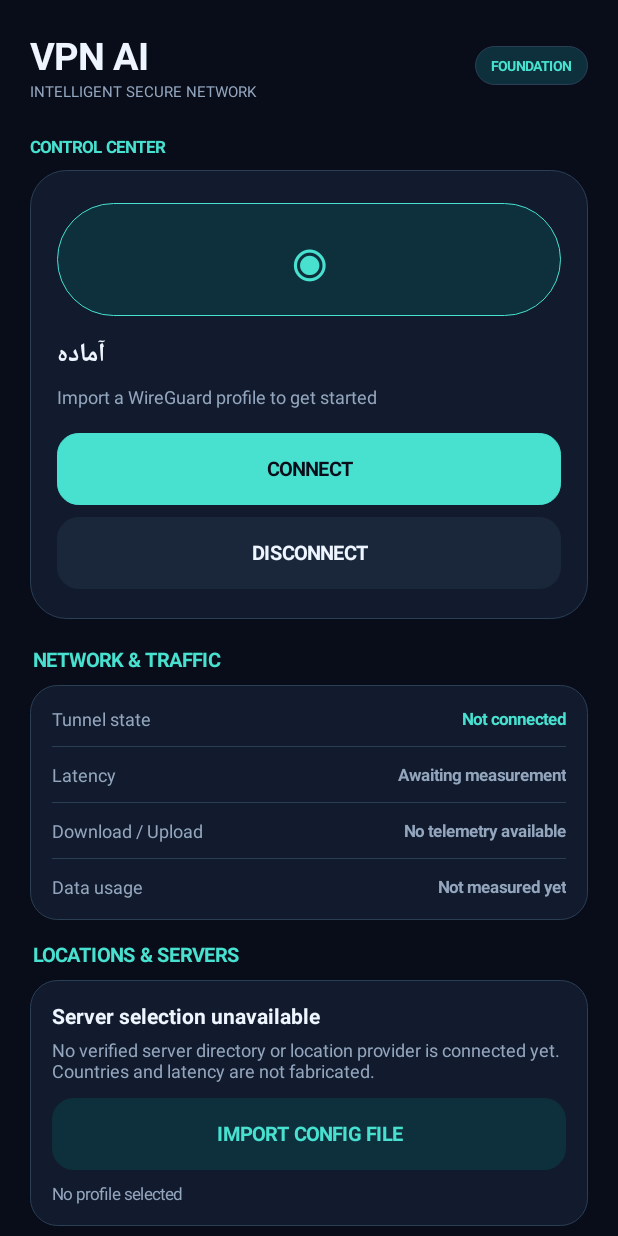
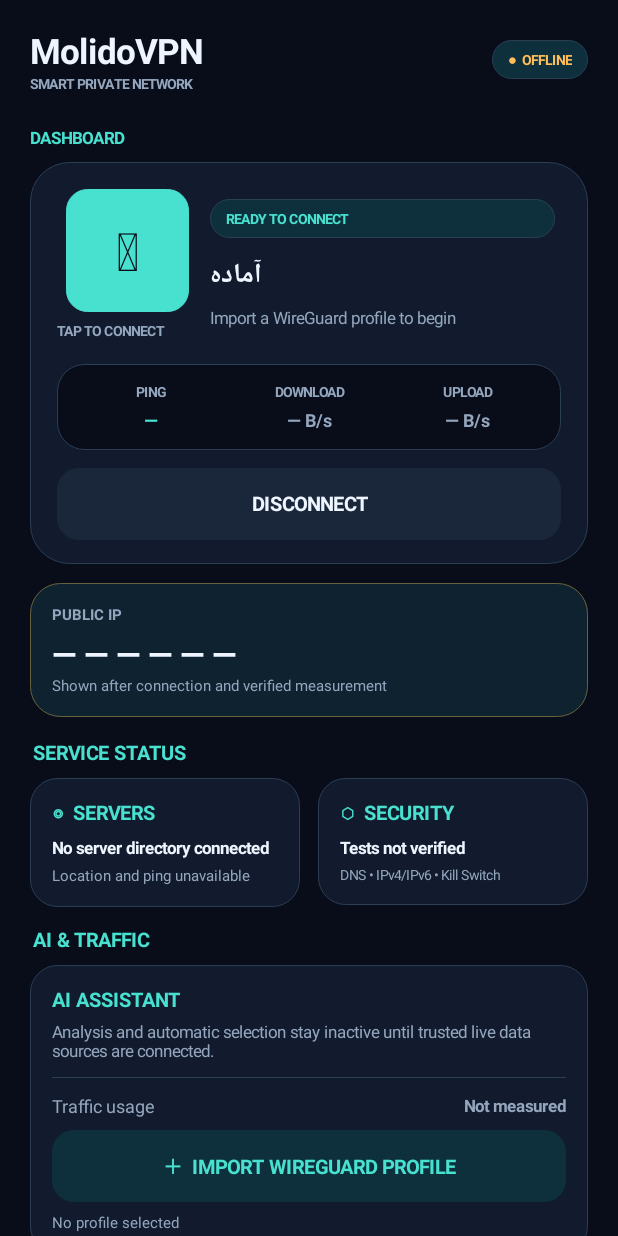
Before and after one commit to hidooch980/VPN-AI, an Android app: the screen it shows after launch (MainActivity), on a phone screen of 412 x 824 dp. Run offline under Robolectric (Android 15) with nearby library versions, the phone set to English and light mode, and no system bars; libraries missing offline, so code that uses them is left out: com.wireguard.android, com.wireguard.config; 2 statements that could not run were skipped.

Commit message:
Redesign MolidoVPN home screen from supplied premium dashboard reference

```diff
--- a/app/src/main/java/ai/vpnai/client/MainActivity.kt
+++ b/app/src/main/java/ai/vpnai/client/MainActivity.kt
@@ -136,108 +136,146 @@ class MainActivity : Activity() {
         val scroll = ScrollView(this).apply {
             setBackgroundColor(BG)
             isFillViewport = true
+            clipToPadding = false
         }
-        val root = LinearLayout(this).apply {
-            orientation = LinearLayout.VERTICAL
+        val root = column().apply {
             layoutDirection = View.LAYOUT_DIRECTION_LOCALE
-            setPadding(dp(20), dp(20), dp(20), dp(24))
+            setPadding(dp(20), dp(18), dp(20), dp(28))
         }
 
+        // Brand header inspired by the supplied MolidoVPN reference.
         val header = LinearLayout(this).apply {
             orientation = LinearLayout.HORIZONTAL
             gravity = Gravity.CENTER_VERTICAL
         }
-        val brand = column().apply {
-            addView(label("VPN AI", 25f, WHITE, true))
-            addView(label(tr("شبکه امن هوشمند", "INTELLIGENT SECURE NETWORK"), 10f, MUTED, false))
-        }
+        val brand = column()
+        brand.addView(label("MolidoVPN", 23f, WHITE, true))
+        brand.addView(label(tr("شبکه خصوصی هوشمند", "SMART PRIVATE NETWORK"), 9f, MUTED, true))
         header.addView(brand, LinearLayout.LayoutParams(0, -2, 1f))
-        header.addView(pill(tr("نسخه پایه", "FOUNDATION"), CYAN))
+        header.addView(pill(tr("●  متصل نیست", "●  OFFLINE"), WARNING))
         root.addView(header, matchWrap())
         root.addView(space(22))
 
-        root.addView(label(tr("مرکز کنترل", "CONTROL CENTER"), 11f, CYAN, true))
-        root.addView(space(8))
+        root.addView(label(tr("داشبورد", "DASHBOARD"), 11f, CYAN, true))
+        root.addView(space(9))
+
+        // Main connection card.
         val hero = column().apply {
-            gravity = Gravity.CENTER
-            setPadding(dp(18), dp(22), dp(18), dp(20))
-            background = rounded(CARD, 24, STROKE)
+            background = rounded(CARD, 26, STROKE)
+            setPadding(dp(18), dp(18), dp(18), dp(16))
         }
-        val orb = TextView(this).apply {
-            text = "◉"
-            textSize = 48f
-            gravity = Gravity.CENTER
-            setTextColor(CYAN)
-            background = rounded(DARK_CYAN, 60, CYAN)
-            setPadding(dp(16), dp(5), dp(16), dp(5))
+        val heroTop = LinearLayout(this).apply {
+            orientation = LinearLayout.HORIZONTAL
+            gravity = Gravity.CENTER_VERTICAL
+            layoutDirection = View.LAYOUT_DIRECTION_LOCALE
         }
-        hero.addView(orb)
-        hero.addView(space(12))
-        hero.addView(label(tr("اتصال برقرار نیست", "NOT CONNECTED"), 17f, WHITE, true).also { statusView = it })
-        hero.addView(space(5))
-        hero.addView(label(tr("برای شروع، پروفایل WireGuard را وارد کنید", "Import a WireGuard profile to get started"), 12f, MUTED, false))
-        hero.addView(space(16))
-        connectButton = actionButton(tr("اتصال", "CONNECT"), CYAN, BG).apply {
+        val actionColumn = column().apply { gravity = Gravity.CENTER }
+        connectButton = actionButton("⏻", CYAN, BG).apply {
+            textSize = 35f
+            minWidth = dp(76)
+            minHeight = dp(76)
             setOnClickListener { requestConnect() }
         }
+        actionColumn.addView(connectButton, LinearLayout.LayoutParams(dp(82), dp(82)))
+        actionColumn.addView(space(6))
+        actionColumn.addView(label(tr("برای اتصال", "TAP TO CONNECT"), 9f, MUTED, true))
+        heroTop.addView(actionColumn, LinearLayout.LayoutParams(dp(94), -2))
+
+        val stateColumn = column().apply {
+            gravity = Gravity.CENTER_VERTICAL
+            setPadding(dp(8), 0, dp(4), 0)
+        }
+        stateColumn.addView(pill(tr("آماده اتصال", "READY TO CONNECT"), CYAN))
+        stateColumn.addView(space(10))
+        stateColumn.addView(label(tr("اتصال برقرار نیست", "Not connected"), 18f, WHITE, true).also { statusView = it })
+        stateColumn.addView(space(5))
+        stateColumn.addView(label(tr("برای شروع، پروفایل WireGuard را وارد کنید", "Import a WireGuard profile to begin"), 11f, MUTED, false))
+        heroTop.addView(stateColumn, LinearLayout.LayoutParams(0, -2, 1f))
+        hero.addView(heroTop, matchWrap())
+        hero.addView(space(16))
+
+        val metrics = LinearLayout(this).apply {
+            orientation = LinearLayout.HORIZONTAL
+            gravity = Gravity.CENTER
+            background = rounded(BG, 18, STROKE)
+            setPadding(dp(10), dp(12), dp(10), dp(12))
+            layoutDirection = View.LAYOUT_DIRECTION_LOCALE
+        }
+        metrics.addView(metricCell(tr("پینگ", "PING"), "—", CYAN), LinearLayout.LayoutParams(0, -2, 1f))
+        metrics.addView(metricCell(tr("دانلود", "DOWNLOAD"), "— B/s", MUTED), LinearLayout.LayoutParams(0, -2, 1f))
+        metrics.addView(metricCell(tr("آپلود", "UPLOAD"), "— B/s", MUTED), LinearLayout.LayoutParams(0, -2, 1f))
+        hero.addView(metrics, matchWrap())
+        hero.addView(space(12))
         disconnectButton = actionButton(tr("قطع اتصال", "DISCONNECT"), PANEL, WHITE).apply {
             setOnClickListener { WireGuardSessionController.disconnect() }
         }
-        hero.addView(connectButton, matchWrap())
-        hero.addView(space(8))
         hero.addView(disconnectButton, matchWrap())
         root.addView(hero, matchWrap())
 
-        root.addView(space(18))
-        root.addView(sectionTitle(tr("شبکه و ترافیک", "NETWORK & TRAFFIC")))
-        val network = card()
-        network.addView(infoRow(tr("وضعیت تونل", "Tunnel state"), tr("هنوز متصل نیست", "Not connected"), CYAN))
-        network.addView(separator())
-        network.addView(infoRow(tr("پینگ", "Latency"), tr("پس از اتصال و اندازه‌گیری", "Awaiting measurement"), MUTED))
-        network.addView(separator())
-        network.addView(infoRow(tr("دانلود / آپلود", "Download / Upload"), tr("داده آماری موجود نیست", "No telemetry available"), MUTED))
-        network.addView(separator())
-        network.addView(infoRow(tr("مصرف داده", "Data usage"), tr("هنوز اندازه‌گیری نمی‌شود", "Not measured yet"), MUTED))
-        root.addView(network)
+        root.addView(space(13))
+        val ipCard = card().apply {
+            background = rounded(Color.rgb(15, 34, 48), 20, Color.rgb(105, 99, 59))
+        }
+        ipCard.addView(label(tr("آی‌پی عمومی", "PUBLIC IP"), 10f, MUTED, true))
+        ipCard.addView(space(5))
+        ipCard.addView(label("— — — — — —", 21f, WHITE, true))
+        ipCard.addView(label(tr("پس از اتصال و دریافت داده واقعی نمایش داده می‌شود", "Shown after connection and verified measurement"), 10f, MUTED, false))
+        root.addView(ipCard, matchWrap())
 
-        root.addView(space(14))
-        root.addView(sectionTitle(tr("کشورها و سرورها", "LOCATIONS & SERVERS")))
-        val servers = card()
-        servers.addView(label(tr("انتخاب سرور در دسترس نیست", "Server selection unavailable"), 14f, WHITE, true))
-        servers.addView(space(5))
-        servers.addView(label(tr("هنوز فهرست سرور معتبر یا سرویس دریافت موقعیت متصل نشده است. هیچ کشور یا پینگی حدس زده نمی‌شود.", "No verified server directory or location provider is connected yet. Countries and latency are not fabricated."), 12f, MUTED, false))
-        servers.addView(space(10))
-        val importButton = actionButton(tr("وارد کردن فایل کانفیگ", "IMPORT CONFIG FILE"), DARK_CYAN, CYAN).apply {
+        root.addView(space(15))
+        root.addView(sectionTitle(tr("وضعیت سرویس‌ها", "SERVICE STATUS")))
+        val pair = LinearLayout(this).apply {
+            orientation = LinearLayout.HORIZONTAL
+            layoutDirection = View.LAYOUT_DIRECTION_LOCALE
+        }
+        val serverCard = card()
+        serverCard.addView(label("◎  " + tr("سرورها", "SERVERS"), 13f, CYAN, true))
+        serverCard.addView(space(7))
+        serverCard.addView(label(tr("فهرست سرور متصل نیست", "No server directory connected"), 11f, WHITE, true))
+        serverCard.addView(space(4))
+        serverCard.addView(label(tr("موقعیت و پینگ نامشخص", "Location and ping unavailable"), 10f, MUTED, false))
+        val securityCard = card()
+        securityCard.addView(label("⬡  " + tr("امنیت", "SECURITY"), 13f, CYAN, true))
+        securityCard.addView(space(7))
+        securityCard.addView(label(tr("آزمون‌ها تأیید نشده‌اند", "Tests not verified"), 11f, WHITE, true))
+        securityCard.addView(space(4))
+        securityCard.addView(label(tr("DNS • IPv4/IPv6 • Kill Switch", "DNS • IPv4/IPv6 • Kill Switch"), 9f, MUTED, false))
+        pair.addView(serverCard, LinearLayout.LayoutParams(0, -2, 1f).apply { marginEnd = dp(6) })
+        pair.addView(securityCard, LinearLayout.LayoutParams(0, -2, 1f).apply { marginStart = dp(6) })
+        root.addView(pair, matchWrap())
+
+        root.addView(space(13))
+        root.addView(sectionTitle(tr("هوش مصنوعی و ترافیک", "AI & TRAFFIC")))
+        val intelligence = card()
+        intelligence.addView(label(tr("دستیار هوشمند", "AI ASSISTANT"), 13f, CYAN, true))
+        intelligence.addView(space(5))
+        intelligence.addView(label(tr("تحلیل و انتخاب خودکار تا زمان اتصال منابع داده معتبر غیرفعال است.", "Analysis and automatic selection stay inactive until trusted live data sources are connected."), 11f, MUTED, false))
+        intelligence.addView(separator())
+        intelligence.addView(infoRow(tr("مصرف ترافیک", "Traffic usage"), tr("هنوز اندازه‌گیری نشده", "Not measured"), MUTED))
+        intelligence.addView(space(8))
+        val importButton = actionButton(tr("＋  وارد کردن پروفایل WireGuard", "＋  IMPORT WIREGUARD PROFILE"), DARK_CYAN, CYAN).apply {
             setOnClickListener { openProfilePicker() }
         }
-        servers.addView(importButton, matchWrap())
-        profileView = label(tr("پروفایلی انتخاب نشده", "No profile selected"), 11f, MUTED, false)
-        servers.addView(space(8))
-        servers.addView(profileView)
-        root.addView(servers)
-
-        root.addView(space(14))
-        root.addView(sectionTitle(tr("امنیت و محافظت", "SECURITY & PROTECTION")))
-        val security = card()
-        security.addView(infoRow(tr("موتور WireGuard", "WireGuard engine"), tr("یکپارچه‌سازی اولیه", "Integrated; device test pending"), CYAN))
-        security.addView(separator())
-        security.addView(infoRow(tr("آزمون نشت DNS و IP", "DNS / IP leak tests"), tr("تأیید نشده", "Not verified"), WARNING))
-        security.addView(separator())
-        security.addView(infoRow(tr("Kill Switch", "Kill switch"), tr("هنوز تأیید نشده", "Not verified"), WARNING))
-        root.addView(security)
-
-        root.addView(space(14))
-        root.addView(sectionTitle(tr("دستیار هوشمند", "AI ASSISTANT")))
-        val ai = card()
-        ai.addView(label(tr("موتور تحلیل هوشمند در حال توسعه است", "AI decision engine is under development"), 14f, WHITE, true))
-        ai.addView(space(5))
-        ai.addView(label(tr("انتخاب خودکار سرور و تصمیم‌گیری شبکه فقط پس از اتصال منابع داده واقعی فعال می‌شود.", "Automatic server selection and network decisions will remain inactive until verified live data sources are integrated."), 12f, MUTED, false))
-        root.addView(ai)
+        intelligence.addView(importButton, matchWrap())
+        profileView = label(tr("پروفایلی انتخاب نشده", "No profile selected"), 10f, MUTED, false)
+        intelligence.addView(space(7))
+        intelligence.addView(profileView)
+        root.addView(intelligence, matchWrap())
 
         root.addView(space(18))
-        root.addView(label(tr("VPN AI  •  داده‌های واقعی، بدون آمار ساختگی", "VPN AI  •  REAL DATA, NO FABRICATED METRICS"), 10f, MUTED, false).apply { gravity = Gravity.CENTER })
+        root.addView(label(tr("MOLIDOVPN  •  حریم خصوصی با داده‌های قابل‌اعتماد", "MOLIDOVPN  •  PRIVACY BUILT ON VERIFIED DATA"), 9f, MUTED, true).apply {
+            gravity = Gravity.CENTER
+        })
         scroll.addView(root)
         setContentView(scroll)
+    }
+
+    private fun metricCell(title: String, value: String, color: Int): View {
+        val cell = column().apply { gravity = Gravity.CENTER }
+        cell.addView(label(title, 9f, MUTED, true).apply { gravity = Gravity.CENTER })
+        cell.addView(space(4))
+        cell.addView(label(value, 12f, color, true).apply { gravity = Gravity.CENTER })
+        return cell
     }
 
     private fun requestConnect() {
```
